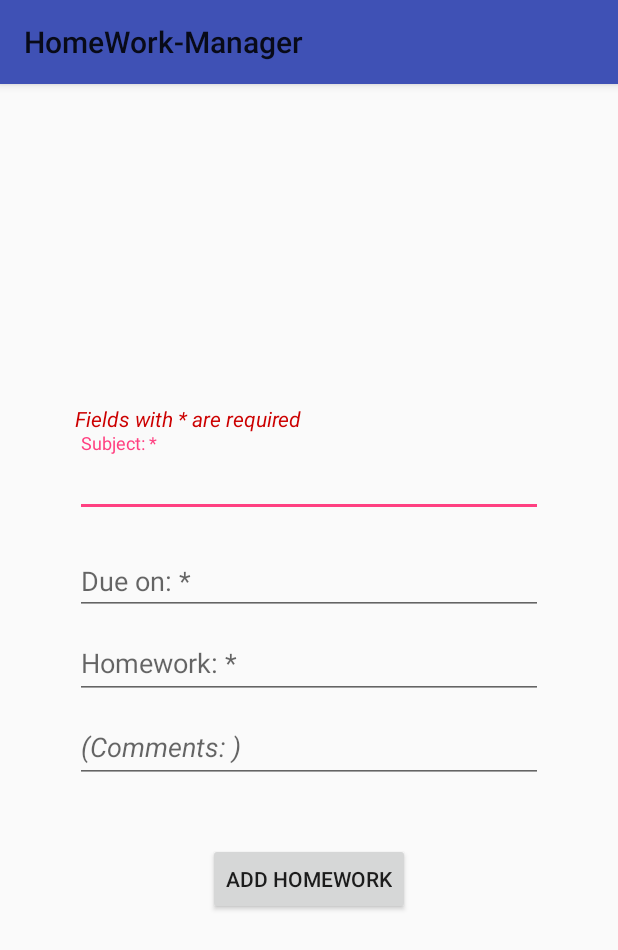
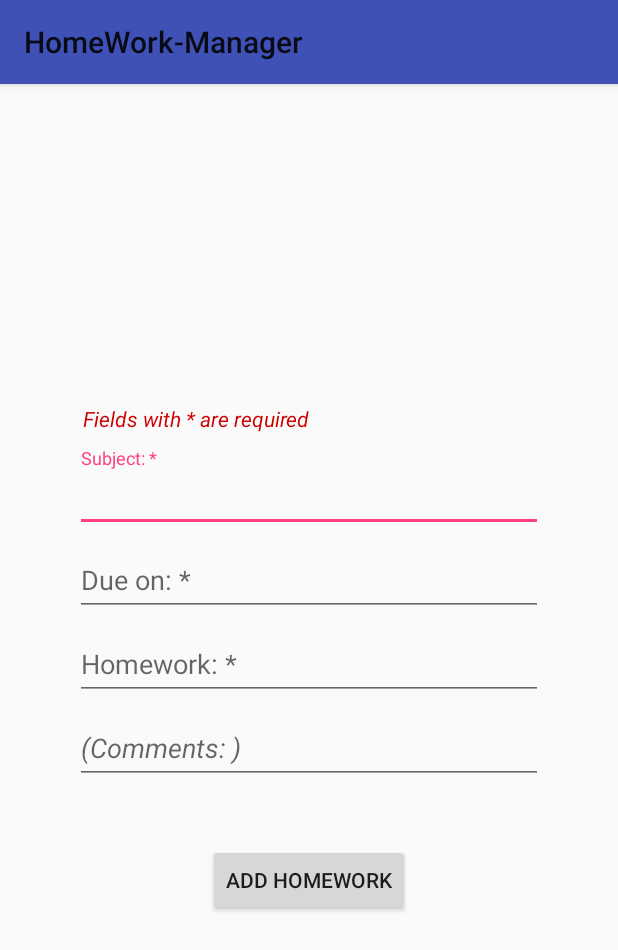
Before and after one commit to flxwu/homeworkManager-android, an Android app: the AddHomeworkActivity screen opened directly, with no data from a screen before it, on a phone screen of 412 x 824 dp. Shown: the top 950 px of the screen. Run offline under Robolectric (Android 15) with nearby library versions, the phone set to English and light mode, and no system bars; our stand-ins replace ButterKnife; libraries missing offline, so code that uses them is left out: com.google.api.client, com.google.api.services, pub.devrel.easypermissions; 1 statement that could not run was skipped.

Commit message:
Fixed SandBars

```diff
--- a/app/src/main/java/com/github/pl4gue/mvp/presenter/AddHomeworkPresenter.java
+++ b/app/src/main/java/com/github/pl4gue/mvp/presenter/AddHomeworkPresenter.java
@@ -7,8 +7,10 @@ import android.net.ConnectivityManager;
 import android.net.NetworkInfo;
 import android.os.AsyncTask;
 import android.support.annotation.NonNull;
+import android.widget.LinearLayout;
 import android.widget.Toast;
 
+import com.github.pl4gue.R;
 import com.github.pl4gue.data.entity.HomeWorkEntry;
 import com.github.pl4gue.mvp.view.AddHomeworkView;
 import com.github.pl4gue.mvp.view.View;
@@ -32,6 +34,8 @@ import java.util.ArrayList;
 import java.util.Arrays;
 import java.util.List;
 
+import butterknife.BindView;
+import butterknife.ButterKnife;
 import pub.devrel.easypermissions.AfterPermissionGranted;
 import pub.devrel.easypermissions.EasyPermissions;
 
@@ -48,22 +52,26 @@ import static com.github.pl4gue.GSheetConstants.SCOPES_WRITE;
  */
 
 public class AddHomeworkPresenter implements Presenter,EasyPermissions.PermissionCallbacks{
-    AddHomeworkView mView;
-    BaseActivity context;
-    GoogleAccountCredential mCredential;
+    private AddHomeworkView mView;
+    private AddHomeworkActivity context;
+    private GoogleAccountCredential mCredential;
 
-    HomeWorkEntry entryToAdd;
+    private HomeWorkEntry entryToAdd;
+
+    @BindView(R.id.addHomeworkLinearLayout)
+    LinearLayout mHomeworkLinearLayout;
 
     @Override
     public void attachView(View v) {
         mView = (AddHomeworkView) v;
     }
 
-    public void initialize(BaseActivity context) {
+    public void initialize(AddHomeworkActivity context) {
         this.context = context;
         mCredential = GoogleAccountCredential.usingOAuth2(
                 context.getApplicationContext(), Arrays.asList(SCOPES_WRITE))
                 .setBackOff(new ExponentialBackOff());
+        ButterKnife.bind(context);
     }
 
     public void next(HomeWorkEntry entry) {
@@ -226,6 +234,12 @@ public class AddHomeworkPresenter implements Presenter,EasyPermissions.Permissio
                     .build();
         }
 
+        @Override
+        protected void onPreExecute() {
+            context.displayLoadingScreen();
+            context.disableFields();
+        }
+
         /**
          * Background task to call Google Sheets API.
          *
@@ -267,14 +281,18 @@ public class AddHomeworkPresenter implements Presenter,EasyPermissions.Permissio
         @Override
         protected void onPostExecute(Boolean aBoolean) {
             if (aBoolean) {
-                Toast.makeText(context, "Entry successfully added", Toast.LENGTH_SHORT).show();
+                context.showMessage("Entry successfully added", mHomeworkLinearLayout);
             } else {
                 context.showError("Unknown error",context);
             }
+            context.hideLoadingScreen();
+            context.enableFields();
         }
 
         @Override
         protected void onCancelled() {
+            context.hideLoadingScreen();
+            context.enableFields();
             if (mLastError != null) {
                 if (mLastError instanceof GooglePlayServicesAvailabilityIOException) {
                     showGooglePlayServicesAvailabilityErrorDialog(
@@ -303,7 +321,7 @@ public class AddHomeworkPresenter implements Presenter,EasyPermissions.Permissio
      * @param connectionStatusCode code describing the presence (or lack of)
      *                             Google Play Services on this device.
      */
-    void showGooglePlayServicesAvailabilityErrorDialog(
+    private void showGooglePlayServicesAvailabilityErrorDialog(
             final int connectionStatusCode) {
         GoogleApiAvailability apiAvailability = GoogleApiAvailability.getInstance();
         Dialog dialog = apiAvailability.getErrorDialog(
--- a/app/src/main/java/com/github/pl4gue/mvp/view/activity/GetHomeworkActivity.java
+++ b/app/src/main/java/com/github/pl4gue/mvp/view/activity/GetHomeworkActivity.java
@@ -15,6 +15,7 @@ import android.support.annotation.Nullable;
 import android.support.v4.content.ContextCompat;
 import android.support.v7.widget.LinearLayoutManager;
 import android.support.v7.widget.RecyclerView;
+import android.widget.LinearLayout;
 import android.widget.Toast;
 
 import com.github.pl4gue.R;
@@ -79,6 +80,8 @@ public class GetHomeworkActivity extends BaseActivity implements GetHomeworkView
 
     @BindView(R.id.getHomeworkRecyclerView)
     RecyclerView mHomeworkListRecyclerView;
+    @BindView(R.id.getHomeworkLinearLayout)
+    LinearLayout mHomeworkLinearLayout;
 
     @org.jetbrains.annotations.Contract("_ -> !null")
     public static Intent getCallingIntent(Context context) {
@@ -414,7 +417,7 @@ public class GetHomeworkActivity extends BaseActivity implements GetHomeworkView
             if (output == null || output.size() == 0) {
                 showError("No results returned.",GetHomeworkActivity.this);
             } else {
-                Toast.makeText(GetHomeworkActivity.this, "Successfully loaded " + output.size() + (output.size() == 1 ? "entry" : "entries"), Toast.LENGTH_LONG).show();
+                showMessage("Successfully loaded " + output.size() + (output.size() == 1 ? " entry" : " entries"),mHomeworkLinearLayout);
                 showHomework(output);
             }
         }
--- a/app/src/main/java/com/github/pl4gue/mvp/view/activity/MainActivity.java
+++ b/app/src/main/java/com/github/pl4gue/mvp/view/activity/MainActivity.java
@@ -1,10 +1,13 @@
 package com.github.pl4gue.mvp.view.activity;
 
 import android.os.Bundle;
+import android.support.design.widget.Snackbar;
+import android.widget.LinearLayout;
 
 import com.github.pl4gue.R;
 import com.github.pl4gue.navigation.Navigator;
 
+import butterknife.BindView;
 import butterknife.ButterKnife;
 import butterknife.OnClick;
 
--- a/app/src/main/res/layout/activity_add_homework.xml
+++ b/app/src/main/res/layout/activity_add_homework.xml
@@ -1,6 +1,7 @@
 <?xml version="1.0" encoding="utf-8"?>
 <LinearLayout xmlns:android="http://schemas.android.com/apk/res/android"
     xmlns:tools="http://schemas.android.com/tools"
+    android:id="@+id/addHomeworkLinearLayout"
     android:layout_width="match_parent"
     android:layout_height="match_parent"
     android:gravity="center_vertical|center_horizontal"
@@ -9,6 +10,13 @@
     android:paddingRight="50dp"
     tools:context=".mvp.view.activity.AddHomeworkActivity">
 
+    <LinearLayout
+        android:layout_width="wrap_content"
+        android:layout_height="wrap_content"
+        android:paddingLeft="5dp"
+        android:gravity="left"
+        android:layout_gravity="left"
+        android:layout_marginBottom="10dp">
         <TextView
             android:id="@+id/textView"
             android:layout_width="match_parent"
@@ -16,6 +24,8 @@
             android:text="@string/required_TextView"
             android:textColor="@android:color/holo_red_dark"
             android:textStyle="italic" />
+    </LinearLayout>
+
 
     <android.support.design.widget.TextInputLayout
         android:layout_width="match_parent"
@@ -32,6 +42,10 @@
     </android.support.design.widget.TextInputLayout>
 
 
+    <android.support.design.widget.TextInputLayout
+        android:layout_width="match_parent"
+        android:layout_height="wrap_content">
+
         <EditText
             android:id="@+id/addHomeworkDueDateEditText"
             android:layout_width="match_parent"
@@ -41,6 +55,7 @@
             android:focusable="false"
             android:hint="@string/defaultDueDate_AddActivity"
             android:inputType="date" />
+    </android.support.design.widget.TextInputLayout>
 
     <android.support.design.widget.TextInputLayout
         android:layout_width="match_parent"
--- a/app/src/main/res/layout/activity_main.xml
+++ b/app/src/main/res/layout/activity_main.xml
@@ -1,6 +1,7 @@
 <?xml version="1.0" encoding="utf-8"?>
 <LinearLayout xmlns:android="http://schemas.android.com/apk/res/android"
     xmlns:tools="http://schemas.android.com/tools"
+    android:id="@+id/mainLinearLayout"
     android:layout_width="match_parent"
     android:layout_height="match_parent"
     android:orientation="vertical"
--- a/app/src/main/res/layout/activity_show_homework.xml
+++ b/app/src/main/res/layout/activity_show_homework.xml
@@ -1,6 +1,7 @@
 <?xml version="1.0" encoding="utf-8"?>
 <LinearLayout xmlns:android="http://schemas.android.com/apk/res/android"
     xmlns:tools="http://schemas.android.com/tools"
+    android:id="@+id/getHomeworkLinearLayout"
     android:layout_width="match_parent"
     android:layout_height="match_parent"
     android:orientation="vertical"
--- a/app/src/main/res/layout/item_homework.xml
+++ b/app/src/main/res/layout/item_homework.xml
@@ -13,8 +13,7 @@
             android:layout_height="wrap_content"
             android:text="@string/defaultSubject"
             android:textSize="18sp"
-            android:textColor="#000000"
-            android:textStyle="bold" />
+            android:textColor="#000000"/>
 
         <TextView
             android:id="@+id/showHomeworkCardViewEntryDate"
```
Also changed, not shown: app/src/main/java/com/github/pl4gue/mvp/view/activity/AddHomeworkActivity.java (+16 -31 lines), app/src/main/java/com/github/pl4gue/mvp/view/activity/BaseActivity.java (+12 -7 lines). Lines whose indentation alone changed are shown as unchanged.
